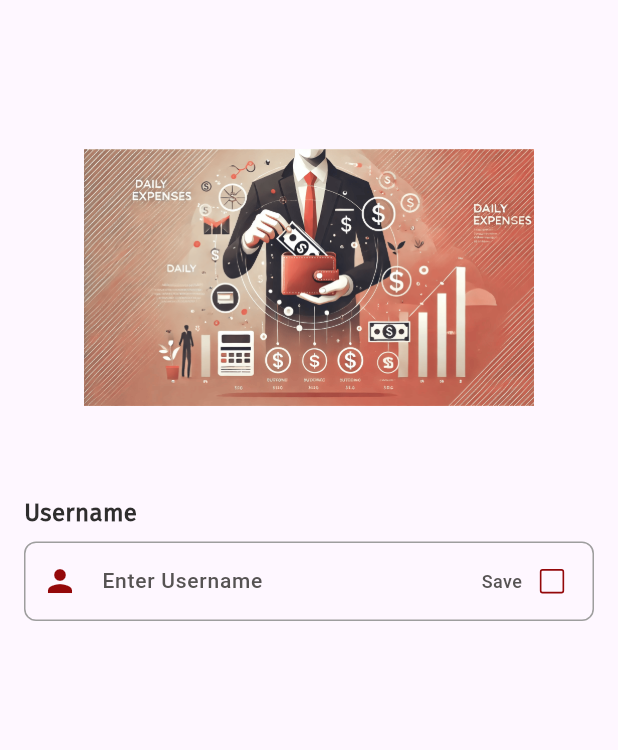
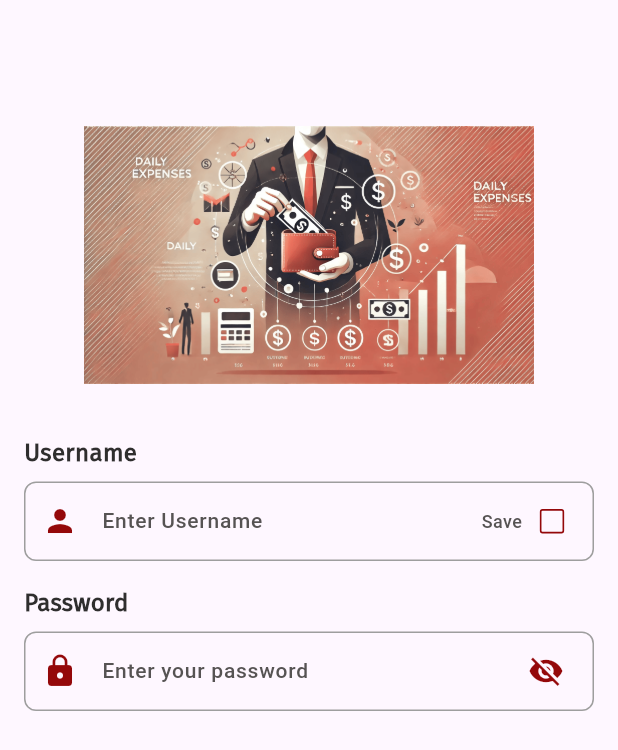
Before and after one commit to AbuSayedMasud/daily_expense, a Flutter app: the screen it shows after launch, on a phone screen of 412 x 824 dp. Shown: the top 750 px of the screen. Run offline on Flutter 3.47's test engine with Material 3 defaults, Android fonts, the light colour scheme and no system bars; project files that could hold a hidden picture were left out.

Commit message:
password field add

```diff
--- /dev/null
+++ b/lib/components/textEditField/passwordinputfield.dart
@@ -0,0 +1,85 @@
+import 'package:flutter/cupertino.dart';
+import 'package:flutter/material.dart';
+
+import '../color/colors.dart';
+import '../textStyle/textstyle.dart';
+
+class PasswordInputField extends StatefulWidget {
+  final String title;
+  final TextEditingController controller;
+  final String placeholderText;
+
+  const PasswordInputField(
+      {super.key,
+      required this.title,
+      required this.controller,
+      required this.placeholderText});
+
+  @override
+  State<PasswordInputField> createState() => _PasswordInputFieldState();
+}
+
+class _PasswordInputFieldState extends State<PasswordInputField> {
+  bool isVisible = true;
+
+  @override
+  Widget build(BuildContext context) {
+    return Column(
+      crossAxisAlignment: CrossAxisAlignment.start,
+      children: [
+        Text(
+          widget.title,
+          style: tittleText(),
+          textAlign: TextAlign.start,
+        ),
+        SizedBox(
+          height: 8,
+        ),
+        TextField(
+          controller: widget.controller,
+          style: inputText(),
+          obscureText: isVisible,
+          obscuringCharacter: "*",
+          decoration: InputDecoration(
+            border: OutlineInputBorder(
+              borderRadius: BorderRadius.circular(8), // Rounded corners
+              borderSide: BorderSide(color: Colors.grey, width: 1),
+            ),
+            enabledBorder: OutlineInputBorder(
+              borderRadius: BorderRadius.circular(8),
+              borderSide: BorderSide(color: Colors.grey, width: 1),
+            ),
+            focusedBorder: OutlineInputBorder(
+              borderRadius: BorderRadius.circular(8),
+              borderSide: BorderSide(color: primaryColor, width: 1),
+            ),
+            contentPadding: EdgeInsets.symmetric(vertical: 16, horizontal: 16),
+            hintText: widget.placeholderText,
+            hintStyle: hintText(),
+            prefixIcon: Icon(Icons.lock, color: primaryColor),
+            counterText: "",
+            suffixIcon: Padding(
+              padding: EdgeInsets.only(right: 8),
+              child: IconButton(
+                  onPressed: () {
+                    setState(() {
+                      isVisible = !isVisible;
+                    });
+                  },
+                  icon: Icon(
+                    isVisible ? Icons.visibility_off : Icons.visibility,
+                    color: primaryColor,
+                  )),
+            ),
+          ),
+          keyboardType: TextInputType.visiblePassword,
+          textInputAction: TextInputAction.done,
+          maxLines: 1,
+          maxLength: 20,
+          enableSuggestions: false, // Disable suggestions for password
+          autocorrect: false, // Disable autocorrect for password
+        ),
+      ],
+    );
+  }
+}
--- a/lib/main.dart
+++ b/lib/main.dart
@@ -1,3 +1,4 @@
+import 'package:daily_expense/components/textEditField/passwordinputfield.dart';
 import 'package:flutter/material.dart';
 
 import 'components/textEditField/username.dart';
@@ -32,14 +33,15 @@ class MyHomePage extends StatefulWidget {
 
 class _MyHomePageState extends State<MyHomePage> {
   TextEditingController usernameController = TextEditingController();
+  TextEditingController passwordController = TextEditingController();
+
   @override
   Widget build(BuildContext context) {
     return Scaffold(
-        body: SizedBox(
-      height: double.infinity,
-      width: double.infinity,
+      body: SingleChildScrollView(
         child: Padding(
-        padding: const EdgeInsets.only(left: 16, top: 40, right: 16, bottom: 20),
+          padding:
+              const EdgeInsets.only(left: 16, top: 50, right: 16, bottom: 20),
           child: Column(
             crossAxisAlignment: CrossAxisAlignment.center,
             children: [
@@ -47,7 +49,7 @@ class _MyHomePageState extends State<MyHomePage> {
                 height: 20,
               ),
               const Image(
-              height: 250,
+                height: 200,
                 width: 300,
                 image: AssetImage('assets/images/banner_image.png'),
               ),
@@ -56,11 +58,23 @@ class _MyHomePageState extends State<MyHomePage> {
               ),
               Align(
                 alignment: Alignment.centerLeft,
-              child: UserNameTextInputField(title: "Username",controller:usernameController),
-            )
+                child: UserNameTextInputField(
+                    title: "Username", controller: usernameController),
+              ),
+              const SizedBox(
+                height: 16,
+              ),
+              Align(
+                alignment: Alignment.centerLeft,
+                child: PasswordInputField(
+                    title: "Password",
+                    controller: passwordController,
+                    placeholderText: "Enter your password"),
+              ),
             ],
           ),
         ),
-    ));
+      ),
+    );
   }
 }
```
Lines whose indentation alone changed are shown as unchanged.
